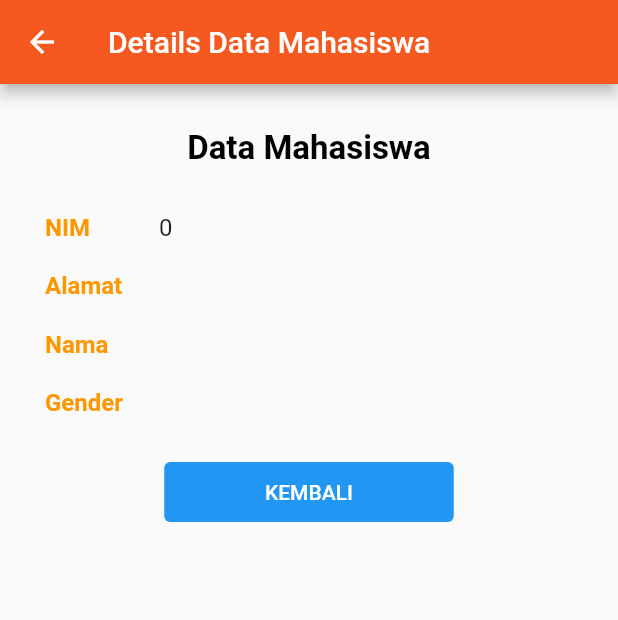
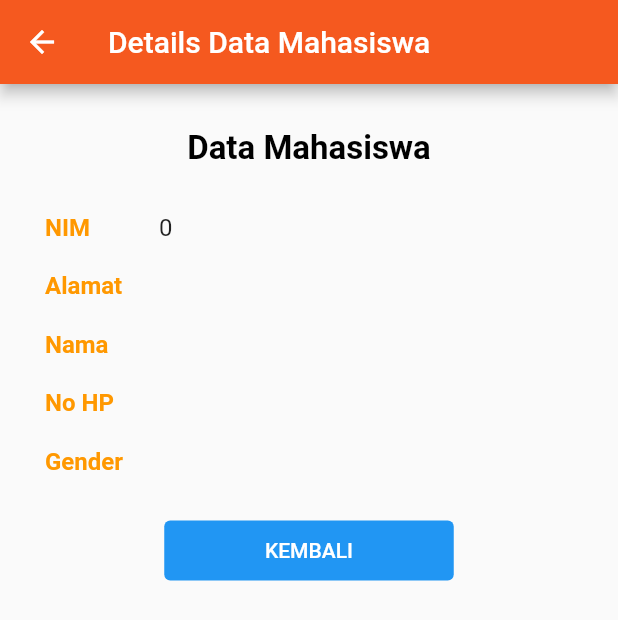
Before and after one commit to judhacdc/Testtt, a Flutter app: the DetailScreen screen opened directly with empty values, on a phone screen of 412 x 824 dp. Shown: the top 620 px of the screen. Run offline on Flutter 3.47's test engine with Material 2 defaults, Android fonts, the phone set to English and light mode, and no system bars; our stand-ins replace sqflite; accounts and stored records are empty.

Commit message:
Tambah Column Telephone

```diff
--- a/lib/models/biodata.dart
+++ b/lib/models/biodata.dart
@@ -1,16 +1,18 @@
 class Biodata {
-  int?id;
+  int? id;
   int? nim;
   String? nama;
+  String? nohp;
   String? address;
   String? gender;
 
-  Biodata({this.id, this.nim, this.nama, this.address, this.gender});
+  Biodata({this.id, this.nim, this.nama, this.nohp, this.address, this.gender});
 
   Biodata.fromJson(Map<String, dynamic> json) {
     id = json['id'];
     nim = json['nim'];
     nama = json['nama'];
+    nohp = json['nohp'];
     address = json['address'];
     gender = json['gender'];
   }
@@ -20,6 +22,7 @@ class Biodata {
     data['id'] = this.id;
     data['nim'] = this.nim;
     data['nama'] = this.nama;
+    data['nohp'] = this.nohp;
     data['address'] = this.address;
     data['gender'] = this.gender;
     return data;
--- a/lib/pages/detail_screen.dart
+++ b/lib/pages/detail_screen.dart
@@ -8,12 +8,14 @@ class DetailScreen extends StatelessWidget {
   int nim;
   String alamat;
   String nama;
+  String nohp;
   String gender;
 
   DetailScreen(
       {required this.nim,
       required this.alamat,
       required this.nama,
+      required this.nohp,
       required this.gender});
 
   @override
@@ -91,6 +93,24 @@ class DetailScreen extends StatelessWidget {
                   ),
                 ],
               ),
+               SizedBox(
+                height: 20,
+              ),
+              Row(
+                children: [
+                  const Text(
+                    'No HP',
+                    style: TextStyle(
+                        color: Colors.orange,
+                        fontSize: 16,
+                        fontWeight: FontWeight.w600),
+                  ),
+                  Padding(
+                    padding: const EdgeInsets.only(left: 36),
+                    child: Text(nohp, style: TextStyle(fontSize: 16)),
+                  ),
+                ],
+              ),
               SizedBox(
                 height: 20,
               ),
```
Also changed, not shown: lib/pages/homepage.dart (+16 -6 lines), lib/sql_helper.dart (+15 -9 lines).
